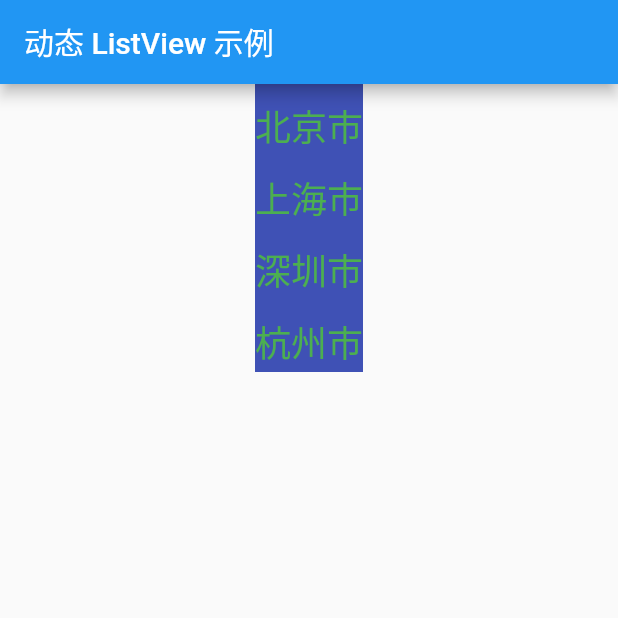
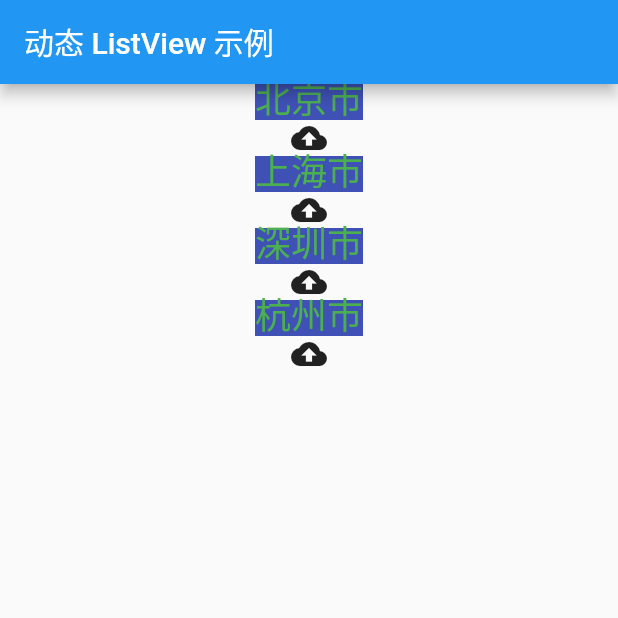
Before and after one commit to mizhon/flutter_tentative, a Flutter app: the screen it shows after launch, on a phone screen of 412 x 824 dp, the top half of it. Run offline on Flutter 3.47's test engine with Material 2 defaults, Android fonts, the phone set to English and light mode, and no system bars.

```diff
--- /dev/null
+++ b/lib/screens/lists/custom_listview.dart
@@ -0,0 +1,5 @@
+import 'package:flutter/material.dart';
+
+class CustomListView {
+
+}
--- a/lib/screens/lists/dynamic_listview.dart
+++ b/lib/screens/lists/dynamic_listview.dart
@@ -6,6 +6,7 @@ class DynamicListViewScreen extends StatelessWidget {
 
   @override
   Widget build(BuildContext context) {
+
     return Scaffold(
       appBar: AppBar(
         title: Text("动态 ListView 示例")
@@ -24,9 +25,13 @@ class DynamicListViewScreen extends StatelessWidget {
                         fontSize: 24.0,
                         color: Colors.green,
                         backgroundColor: Colors.indigo,
-                        height: 2.0
+                        height: 1.0
                       ),
                     ),
+                    Icon(
+                      Icons.backup,
+                    ),
+                    // Image.network("http://img.rangaofei.cn/01b18.jpg")
                   ],
                 ),
               ),
--- a/lib/screens/splash/splash.dart
+++ b/lib/screens/splash/splash.dart
@@ -19,6 +19,8 @@ class _SplashPageState extends State<SplashPage> {
     var _duration = Duration(seconds: 5);
     return Timer(_duration, _navigationPage);
   }
+
+  // TODO: 创建一个获取 [PageRouteBuilder] widget 的方法，用于设置路由信息
 
   void _navigationPage() {
     // Navigator.of(context).pushReplacementNamed('/Home');
```
Also changed, not shown: lib/screens/skeleton/skeleton.dart (added, +36 -0 lines).
